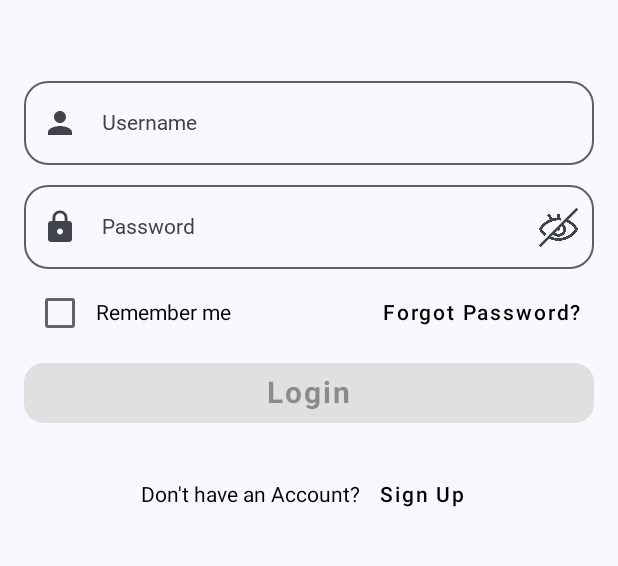
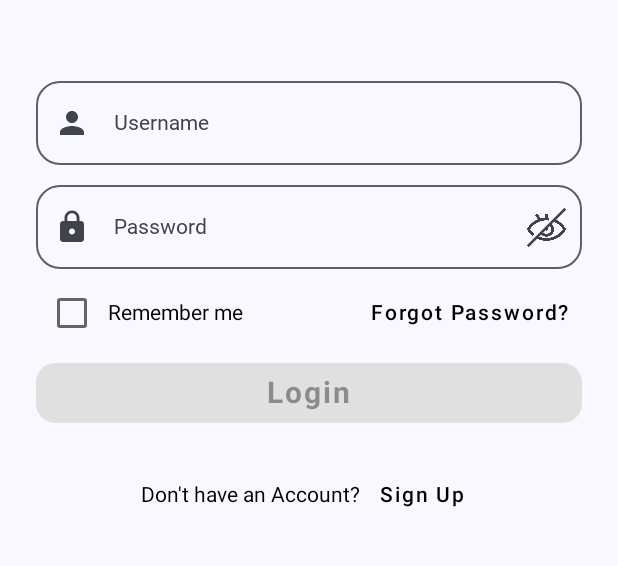
Before and after one commit to Jeffgmw/TellApp, an Android app built with Jetpack Compose: the screen it shows after launch (MainActivity), on a phone screen of 412 x 824 dp, the part 461-1027 px from its top. Run offline under Robolectric (Android 15) with nearby library versions, the phone set to English and light mode, and no system bars; Roboto replaces fonts that are not available here.

Commit message:
scan data

```diff
--- a/app/src/main/java/com/teller/tellapp/ApiService.kt
+++ b/app/src/main/java/com/teller/tellapp/ApiService.kt
@@ -1,7 +1,7 @@
 package com.teller.tellapp
 
+import com.teller.tellapp.data.CustomerTransaction
 import com.teller.tellapp.data.Teller
-import com.teller.tellapp.data.Transaction
 import com.teller.tellapp.data.User
 import com.teller.tellapp.network.EntityResponse
 import retrofit2.Call
@@ -19,6 +19,6 @@ interface ApiService {
     fun login(@Body loginData: User): Call<EntityResponse<User>>
 
     @PUT("account/approve?id=1")
-    fun approve(@Body transaction: Transaction):Call<EntityResponse<Transaction>>
+    fun approve(@Body customerTransaction: CustomerTransaction):Call<EntityResponse<CustomerTransaction>>
 
 }
--- a/app/src/main/java/com/teller/tellapp/Navigation.kt
+++ b/app/src/main/java/com/teller/tellapp/Navigation.kt
@@ -13,6 +13,7 @@ import androidx.navigation.compose.NavHost
 import androidx.navigation.compose.composable
 import androidx.navigation.compose.rememberNavController
 import androidx.navigation.navigation
+import com.teller.tellapp.network.RetrofitClient
 import com.teller.tellapp.ui.GLTransactionsPage
 import com.teller.tellapp.ui.NavDrawer
 import com.teller.tellapp.ui.QRCodeScanner
@@ -185,12 +186,13 @@ fun MyNavigation(navHostController: NavHostController) {
         composable(Route.EditScannedDataScreen().name) { backStackEntry ->
             // Retrieve the qrCode argument from the backStackEntry
             val qrCode = backStackEntry.arguments?.getString("qrCode") ?: ""
+            val apiService = RetrofitClient.instance // Get Retrofit service instance
 
             // Log the received QR code
             Log.d("EditScannedDataScreen", "Received QR code: $qrCode")
 
             // Pass the qrCode to the EditScannedDataScreen composable
-            EditScannedDataScreen(navController = navController, qrCode = qrCode)
+            EditScannedDataScreen(navController = navController, qrCode = qrCode, apiService = apiService)
         }
 
         composable(Route.TellerDetailsScreen().name){
--- a/app/src/main/java/com/teller/tellapp/data/Deposit.kt
+++ b/app/src/main/java/com/teller/tellapp/data/Deposit.kt
@@ -11,4 +11,4 @@ data class Deposit(
     val depositerId: String,
     val depositerNo: String,
 
-    ) : Transaction()
+    ) : CustomerTransaction()
--- a/app/src/main/java/com/teller/tellapp/data/Transaction.kt
+++ b/app/src/main/java/com/teller/tellapp/data/Transaction.kt
@@ -1,8 +1,7 @@
 package com.teller.tellapp.data
 
-sealed class Transaction {
+sealed class CustomerTransaction {
     abstract val id: Long
-
     // Common properties for all transactions
     abstract val transactionId: String
     abstract val amount: Double
--- a/app/src/main/java/com/teller/tellapp/data/Withdrawal.kt
+++ b/app/src/main/java/com/teller/tellapp/data/Withdrawal.kt
@@ -7,4 +7,4 @@ data class Withdraw(
     override val date: String,
     override val isCompleted: Boolean,
     override val imageData: String
-): Transaction()
+): CustomerTransaction()
--- a/app/src/main/java/com/teller/tellapp/ui/login/LoginScreen.kt
+++ b/app/src/main/java/com/teller/tellapp/ui/login/LoginScreen.kt
@@ -2,6 +2,7 @@ package com.teller.tellapp.ui.login
 
 import android.util.Log
 import androidx.compose.foundation.Image
+import androidx.compose.foundation.clickable
 import androidx.compose.foundation.isSystemInDarkTheme
 import androidx.compose.foundation.layout.Arrangement
 import androidx.compose.foundation.layout.Box
@@ -24,12 +25,15 @@ import androidx.compose.material.Text
 import androidx.compose.material.TextButton
 import androidx.compose.runtime.Composable
 import androidx.compose.runtime.DisposableEffect
+import androidx.compose.runtime.getValue
 import androidx.compose.runtime.mutableStateOf
 import androidx.compose.runtime.saveable.rememberSaveable
+import androidx.compose.runtime.setValue
 import androidx.compose.ui.Alignment
 import androidx.compose.ui.Modifier
 import androidx.compose.ui.graphics.Color
 import androidx.compose.ui.platform.LocalContext
+import androidx.compose.ui.platform.LocalSoftwareKeyboardController
 import androidx.compose.ui.res.painterResource
 import androidx.compose.ui.text.font.FontWeight
 import androidx.compose.ui.text.input.KeyboardType
@@ -59,6 +63,10 @@ fun LoginScreen(onLoginClick: () -> Unit,
                 onForgotPasswordClick: () -> Unit,
                 navController: NavHostController
 ) {
+
+    var showError by rememberSaveable { mutableStateOf(false) }
+
+    val keyboardController = LocalSoftwareKeyboardController.current
 
     val apiService = RetrofitClient.instance
 
@@ -102,8 +110,8 @@ fun LoginScreen(onLoginClick: () -> Unit,
     Column(
         modifier = Modifier
             .fillMaxSize()
-            .padding(horizontal = defaultPadding)
-        .verticalScroll(rememberScrollState()),
+            .verticalScroll(rememberScrollState())
+            .clickable { keyboardController?.hide() },
         horizontalAlignment = Alignment.CenterHorizontally
     ) {
 
@@ -132,12 +140,22 @@ fun LoginScreen(onLoginClick: () -> Unit,
 
         Spacer(modifier = Modifier.height(30.dp))
 
+        // Display the error message if showError is true -defined in the performLogin()
+        if (showError) {
+            Text(
+                text = "Wrong credentials. Please try again.",
+                color = Color.Red,
+                modifier = Modifier.padding(top = 8.dp)
+            )
+        }
+
         LoginTextField(
             value = userName,
             onValueChange = setUsername,
             labelText = "Username",
             leadingIcon = R.drawable.person_25,
-            modifier = Modifier.fillMaxWidth(),
+            modifier = Modifier.fillMaxWidth()
+                .padding(start = 24.dp, end = 24.dp),
         )
 
         Spacer(Modifier.height(itemSpacing))
@@ -147,16 +165,18 @@ fun LoginScreen(onLoginClick: () -> Unit,
             onValueChange = setPassword,
             labelText = "Password",
             leadingIcon = R.drawable.lock_25,
-            modifier = Modifier.fillMaxWidth(),
+            modifier = Modifier.fillMaxWidth()
+                .padding(start = 24.dp, end = 24.dp),
             keyboardType = KeyboardType.Password,
             visualTransformation = PasswordVisualTransformation(),
             showPasswordToggle = true,
         )
 
+        Spacer(Modifier.height(itemSpacing))
 
-        Spacer(Modifier.height(itemSpacing))
         Row(
-            modifier = Modifier.fillMaxWidth(),
+            modifier = Modifier.fillMaxWidth()
+                .padding(start = 24.dp, end = 24.dp),
             horizontalArrangement = Arrangement.SpaceBetween
         ) {
             Row(
@@ -178,7 +198,6 @@ fun LoginScreen(onLoginClick: () -> Unit,
         }
         Spacer(Modifier.height(itemSpacing))
 
-
         // Function to handle login
         fun performLogin() {
             val loginRequest = User(username = userName, password = password)
@@ -199,6 +218,7 @@ fun LoginScreen(onLoginClick: () -> Unit,
                     } else {
                         Log.d("Login", "Unsuccessful login response: ${response.code()}")
                         // Handle unsuccessful login response
+                        showError = true // Set showError to true to display the error message
                     }
                 }
 
@@ -211,7 +231,8 @@ fun LoginScreen(onLoginClick: () -> Unit,
 
         Button(
             onClick = { performLogin() },
-            modifier = Modifier.fillMaxWidth(),
+            modifier = Modifier.fillMaxWidth()
+                .padding(start = 24.dp, end = 24.dp),
             shape = RoundedCornerShape(13.dp),
             colors = ButtonDefaults.buttonColors(
                 backgroundColor = if (isFieldsEmpty) maroon else maroon,
@@ -226,11 +247,21 @@ fun LoginScreen(onLoginClick: () -> Unit,
             )
         }
 
+        // Display the error message if showError is true
+//        if (showError) {
+//            Text(
+//                text = "Wrong credentials. Please try again.",
+//                color = Color.Red,
+//                modifier = Modifier.padding(top = 8.dp)
+//            )
+//        }
+
         Spacer(modifier = Modifier.height(20.dp))
         Row(
             horizontalArrangement = Arrangement.Center,
             verticalAlignment = Alignment.CenterVertically,
             modifier = Modifier.fillMaxWidth()
+                .padding(start = 24.dp, end = 24.dp)
         ) {
             Text(
                 text = "Don't have an Account?",
--- a/app/src/main/java/com/teller/tellapp/ui/login/LoginTextField.kt
+++ b/app/src/main/java/com/teller/tellapp/ui/login/LoginTextField.kt
@@ -81,7 +81,7 @@ fun LoginTextField(
                 )
             }
         },
-        shape = RoundedCornerShape(16.dp)
+        shape = RoundedCornerShape(16.dp),
     )
 }
 
--- /dev/null
+++ b/app/src/main/res/drawable/arrowback24.xml
@@ -0,0 +1,5 @@
+<vector xmlns:android="http://schemas.android.com/apk/res/android" android:height="50dp" android:tint="#FFDBD4" android:viewportHeight="24" android:viewportWidth="24" android:width="50dp">
+
+    <path android:fillColor="@android:color/white" android:pathData="M17.77,3.77l-1.77,-1.77l-10,10l10,10l1.77,-1.77l-8.23,-8.23z"/>
+
+</vector>
```
Also changed, not shown: app/src/main/java/com/teller/tellapp/ui/EditScannedDataScreen.kt (+81 -10 lines), app/src/main/java/com/teller/tellapp/ui/HomeScreen.kt (+12 -31 lines), app/src/main/java/com/teller/tellapp/ui/login/ForgotPasswordScreen.kt (+18 -30 lines), app/src/main/java/com/teller/tellapp/ui/signup/SignUpScreen.kt (+9 -1 lines).
